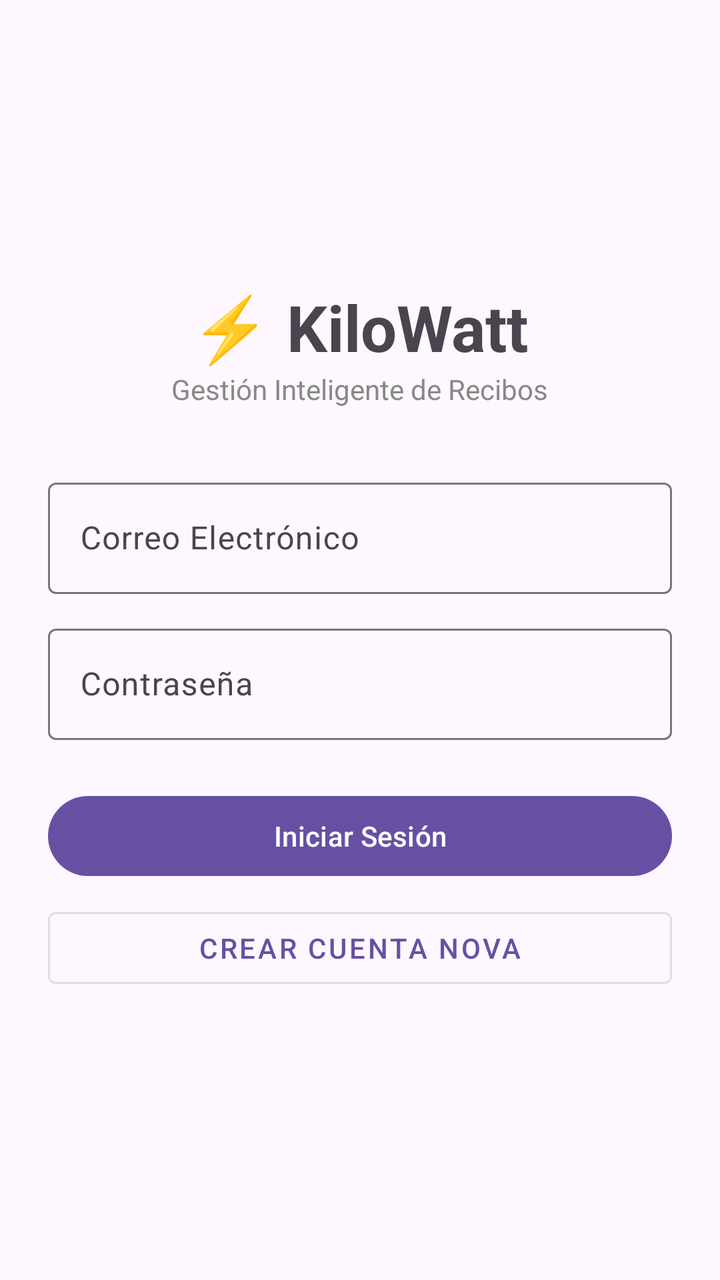
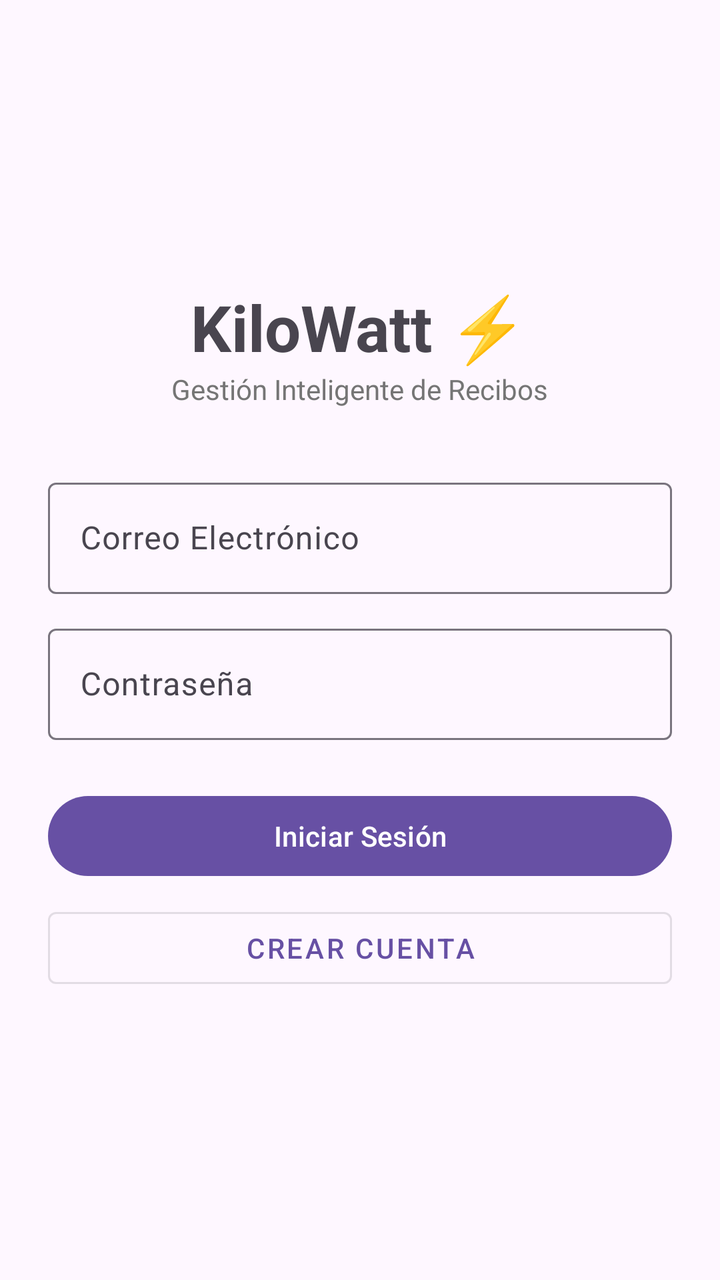

An Android layout rendered at two revisions. The XML below is the earlier revision; the diff shows what the commit changed to produce the second picture.
<!-- AndroidManifest.xml: application theme Theme.KiloWatt -->
<!-- res/layout/activity_auth.xml -->
<?xml version="1.0" encoding="utf-8"?>
<LinearLayout xmlns:android="http://schemas.android.com/apk/res/android"
    android:layout_width="match_parent"
    android:layout_height="match_parent"
    android:gravity="center"
    android:orientation="vertical"
    android:padding="24dp">

    <TextView
        android:layout_width="wrap_content"
        android:layout_height="wrap_content"
        android:text="⚡ KiloWatt"
        android:textSize="32sp"
        android:textStyle="bold" />

    <TextView
        android:layout_width="wrap_content"
        android:layout_height="wrap_content"
        android:layout_marginBottom="32dp"
        android:text="Gestión Inteligente de Recibos"
        android:textColor="#888888" />

    <com.google.android.material.textfield.TextInputLayout
        android:layout_width="match_parent"
        android:layout_height="wrap_content"
        android:hint="Correo Electrónico">

        <com.google.android.material.textfield.TextInputEditText
            android:id="@+id/etEmail"
            android:layout_width="match_parent"
            android:layout_height="wrap_content"
            android:inputType="textEmailAddress" />
    </com.google.android.material.textfield.TextInputLayout>

    <com.google.android.material.textfield.TextInputLayout
        android:layout_width="match_parent"
        android:layout_height="wrap_content"
        android:layout_marginTop="12dp"
        android:hint="Contraseña">

        <com.google.android.material.textfield.TextInputEditText
            android:id="@+id/etPassword"
            android:layout_width="match_parent"
            android:layout_height="wrap_content"
            android:inputType="textPassword" />
    </com.google.android.material.textfield.TextInputLayout>

    <Button
        android:id="@+id/btnLogin"
        android:layout_width="match_parent"
        android:layout_height="wrap_content"
        android:layout_marginTop="24dp"
        android:text="Iniciar Sesión" />

    <Button
        android:id="@+id/btnRegister"
        style="@style/Widget.MaterialComponents.Button.OutlinedButton"
        android:layout_width="match_parent"
        android:layout_height="wrap_content"
        android:layout_marginTop="8dp"
        android:text="Crear Cuenta Nova" />

</LinearLayout>
<!-- resources referenced by this layout -->
<resources>
  <style name="Theme.KiloWatt" parent="Base.Theme.KiloWatt" />
  <style name="Base.Theme.KiloWatt" parent="Theme.Material3.DayNight.NoActionBar">
          
          
      </style>
</resources>

<!-- the commit's change to res/layout/activity_auth.xml (unified diff, before → after) -->
@@ -9,7 +9,7 @@
     <TextView
         android:layout_width="wrap_content"
         android:layout_height="wrap_content"
-        android:text="⚡ KiloWatt"
+        android:text="@string/main_header_title"
         android:textSize="32sp"
         android:textStyle="bold" />
 
@@ -17,13 +17,13 @@
         android:layout_width="wrap_content"
         android:layout_height="wrap_content"
         android:layout_marginBottom="32dp"
-        android:text="Gestión Inteligente de Recibos"
-        android:textColor="#888888" />
+        android:text="@string/subtitle_tagline"
+        android:textColor="@color/gray_secondary" />
 
     <com.google.android.material.textfield.TextInputLayout
         android:layout_width="match_parent"
         android:layout_height="wrap_content"
-        android:hint="Correo Electrónico">
+        android:hint="@string/email_hint">
 
         <com.google.android.material.textfield.TextInputEditText
             android:id="@+id/etEmail"
@@ -36,7 +36,7 @@
         android:layout_width="match_parent"
         android:layout_height="wrap_content"
         android:layout_marginTop="12dp"
-        android:hint="Contraseña">
+        android:hint="@string/password_hint">
 
         <com.google.android.material.textfield.TextInputEditText
             android:id="@+id/etPassword"
@@ -50,7 +50,7 @@
         android:layout_width="match_parent"
         android:layout_height="wrap_content"
         android:layout_marginTop="24dp"
-        android:text="Iniciar Sesión" />
+        android:text="@string/btn_login" />
 
     <Button
         android:id="@+id/btnRegister"
@@ -58,6 +58,6 @@
         android:layout_width="match_parent"
         android:layout_height="wrap_content"
         android:layout_marginTop="8dp"
-        android:text="Crear Cuenta Nova" />
+        android:text="@string/btn_register" />
 
 </LinearLayout>
<!-- resource entries referenced after the edit -->
@@ -1,5 +1,12 @@
 <!-- resources referenced by this layout -->
 <resources>
+  <color name="gray_secondary">#757575</color>
+  <string name="btn_login">Iniciar Sesión</string>
+  <string name="btn_register">Crear Cuenta</string>
+  <string name="email_hint">Correo Electrónico</string>
+  <string name="main_header_title">KiloWatt ⚡</string>
+  <string name="password_hint">Contraseña</string>
+  <string name="subtitle_tagline">Gestión Inteligente de Recibos</string>
   <style name="Theme.KiloWatt" parent="Base.Theme.KiloWatt" />
   <style name="Base.Theme.KiloWatt" parent="Theme.Material3.DayNight.NoActionBar">
           
